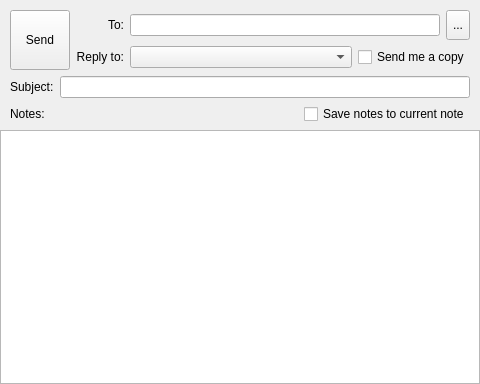
This is src/ui/wizEmailShareDialog.ui in WizTeam/WizQTClient as Qt 5 draws it before an edit. The edited form follows.
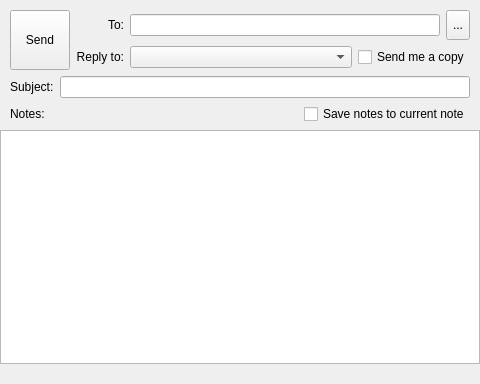
This is the edited form.

Commit message: fix-send-mail-crash

Patch:
```diff
--- a/src/ui/wizEmailShareDialog.ui
+++ b/src/ui/wizEmailShareDialog.ui
@@ -179,6 +179,13 @@
      <item>
       <widget class="QTextEdit" name="textEdit_notes"/>
      </item>
+     <item>
+      <widget class="QLabel" name="labelInfo">
+       <property name="text">
+        <string/>
+       </property>
+      </widget>
+     </item>
     </layout>
    </item>
   </layout>
```
The commit also changes 2 other files.
